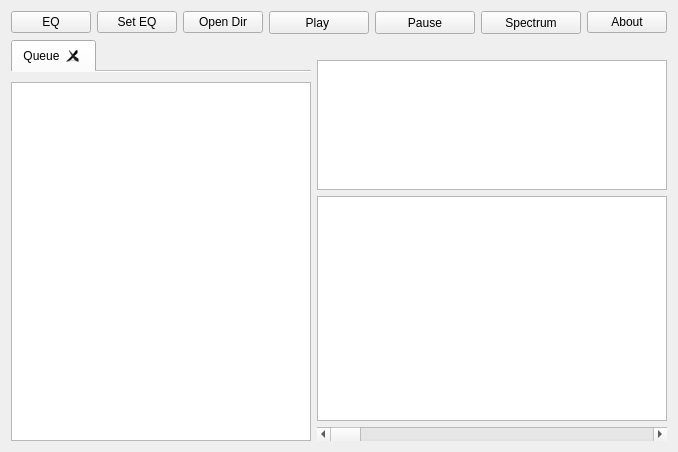
Before: the Qt Designer form frontend/vrokmain.ui in manushanga/vrok, drawn with Qt 5.
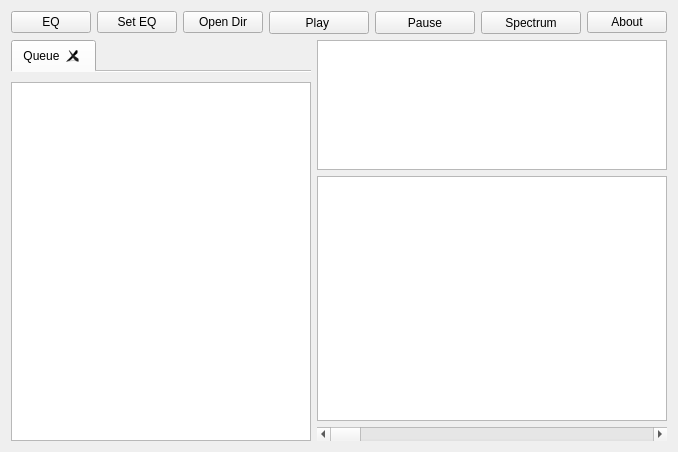
After: the same form once the commit is applied.

The edit to the form file:
```diff
--- a/frontend/vrokmain.ui
+++ b/frontend/vrokmain.ui
@@ -6,7 +6,7 @@
    <rect>
     <x>0</x>
     <y>0</y>
-    <width>615</width>
+    <width>676</width>
     <height>452</height>
    </rect>
   </property>
@@ -244,29 +244,7 @@
        </layout>
       </item>
       <item>
-       <layout class="QVBoxLayout" name="verticalLayout_2">
-        <item>
-         <widget class="QLabel" name="lblDisplay">
-          <property name="sizePolicy">
-           <sizepolicy hsizetype="Preferred" vsizetype="Maximum">
-            <horstretch>0</horstretch>
-            <verstretch>0</verstretch>
-           </sizepolicy>
-          </property>
-          <property name="contextMenuPolicy">
-           <enum>Qt::NoContextMenu</enum>
-          </property>
-          <property name="text">
-           <string/>
-          </property>
-          <property name="scaledContents">
-           <bool>false</bool>
-          </property>
-          <property name="wordWrap">
-           <bool>false</bool>
-          </property>
-         </widget>
-        </item>
+       <layout class="QVBoxLayout" name="vlColumn2">
         <item>
          <widget class="QGraphicsView" name="gvDisplay">
           <property name="sizePolicy">
```
